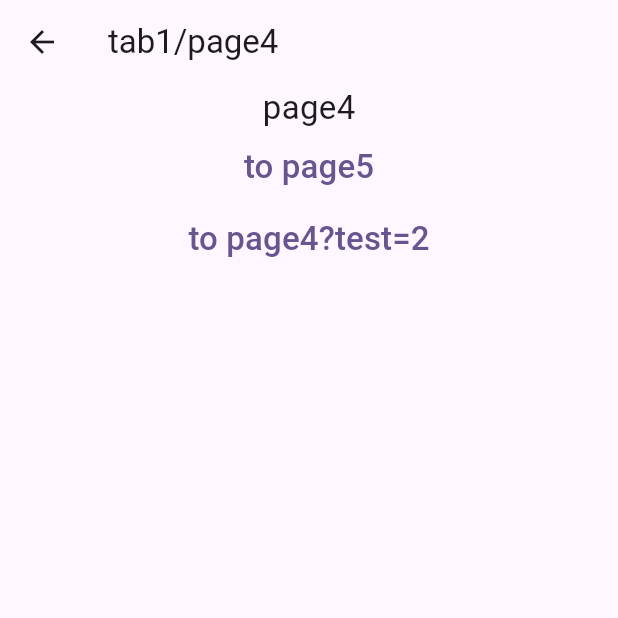
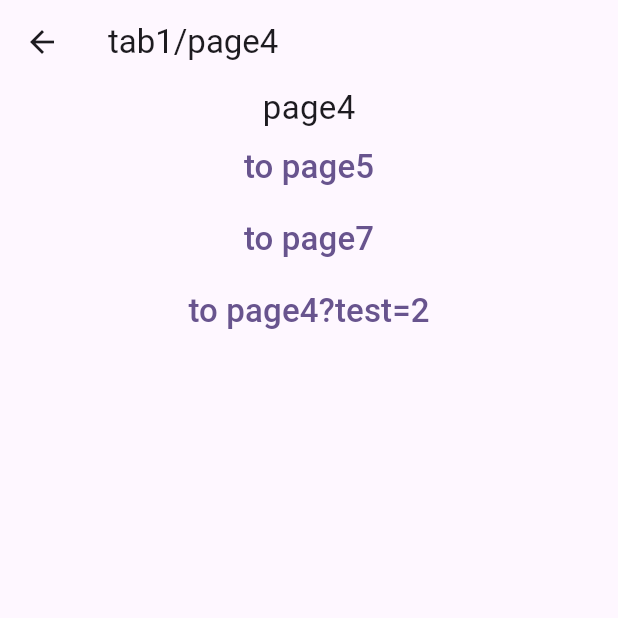
Before and after one commit to zombie6888/flutter_navigator_draft, a Flutter app: the Page4 screen opened directly, on a phone screen of 412 x 824 dp, the top half of it. Run offline on Flutter 3.47's test engine with Material 2 defaults, Android fonts, the phone set to English and light mode, and no system bars; our stand-ins replace url_strategy.

Commit message:
fixes and refactoring

```diff
--- a/lib/main.dart
+++ b/lib/main.dart
@@ -23,6 +23,27 @@ class Page6 extends StatelessWidget {
                     router.pushNamed('/tab1/page6?test=2&tre=3');
                   },
                   child: const Text("/tab1/page6?test=2", style: TextStyle(fontSize: 22)))
+            ],
+          ),
+        ));
+  }
+}
+
+class Page7 extends StatelessWidget {
+  const Page7({super.key});
+
+  @override
+  Widget build(BuildContext context) {
+    print('build page7');
+    return Scaffold(
+        appBar: AppBar(title: const Text("page7")),
+        body: const Center(
+          child: Column(
+            children: [
+              Text(
+                "page7",
+                style: TextStyle(fontSize: 22),
+              ),
             ],
           ),
         ));
@@ -159,6 +180,12 @@ class Page4 extends StatelessWidget {
                       const Text("to page5", style: TextStyle(fontSize: 22))),
               TextButton(
                   onPressed: () {
+                    router.pushNamed('/tab1/nestedtest/page7');
+                  },
+                  child:
+                      const Text("to page7", style: TextStyle(fontSize: 22))),
+              TextButton(
+                  onPressed: () {
                     router.pushNamed('/tab1/page4?test=2');
                   },
                   child:
--- a/lib/navigation/custom_route_config.dart
+++ b/lib/navigation/custom_route_config.dart
@@ -55,6 +55,7 @@ final tabRoutes = List<RoutePath>.unmodifiable([
         const RoutePath('/', HomePage()),
         const RoutePath('/page4', Page4()),
         const RoutePath('/page5', Page5()),
+        const RoutePath('/nestedtest/page7', Page7()),
       ])),
   RoutePath.nested('/tab2', [const RoutePath('/page1', Page1())]),
   RoutePath.nested('/tab3', [const RoutePath('/page2', Page2())]),
--- a/lib/navigation/custom_route_information_parser.dart
+++ b/lib/navigation/custom_route_information_parser.dart
@@ -11,7 +11,7 @@ class CustomRouteInformationParser extends RouteInformationParser<NavigationStac
   @override
   Future<NavigationStack> parseRouteInformation(
       RouteInformation routeInformation) async {
-    return RouteUtils.restoreRouteStack(routeInformation.location, _routes);
+    return RouteParseUtils.restoreRouteStack(routeInformation.location, _routes);
     // return RouteUtils.uriToRoutes(routeInformation.location, _routes.stack);
   }
 
```
Also changed, not shown: lib/navigation/custom_route_delegate.dart (+1 -59 lines), lib/navigation/route_utils.dart (+5 -22 lines).
